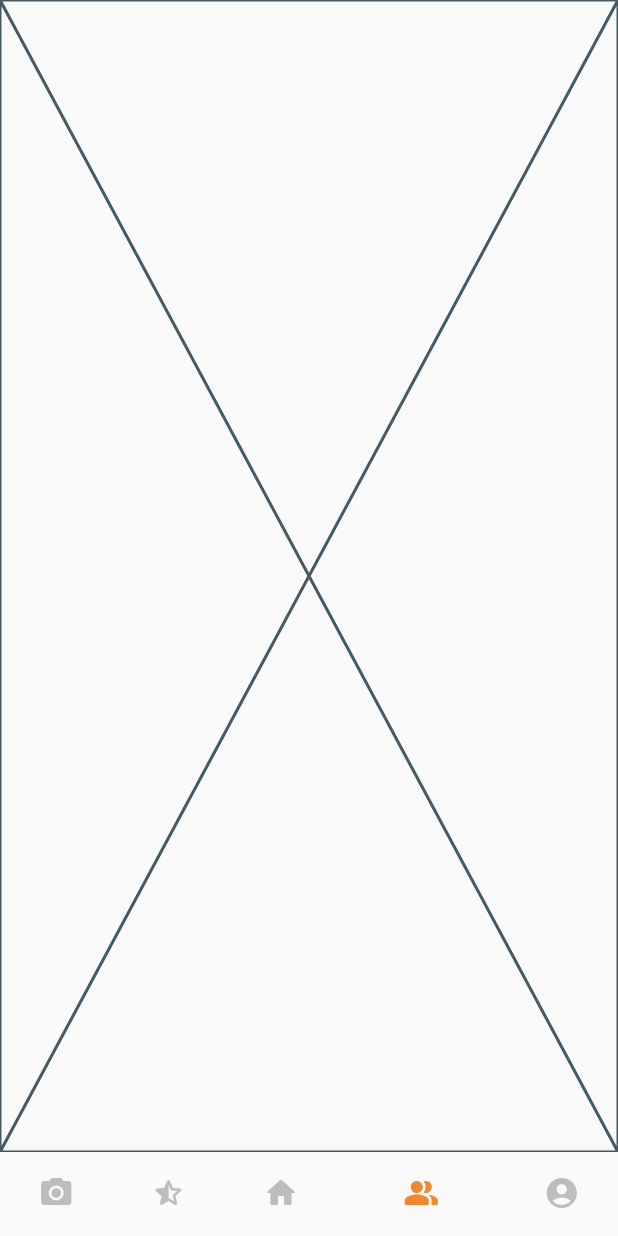
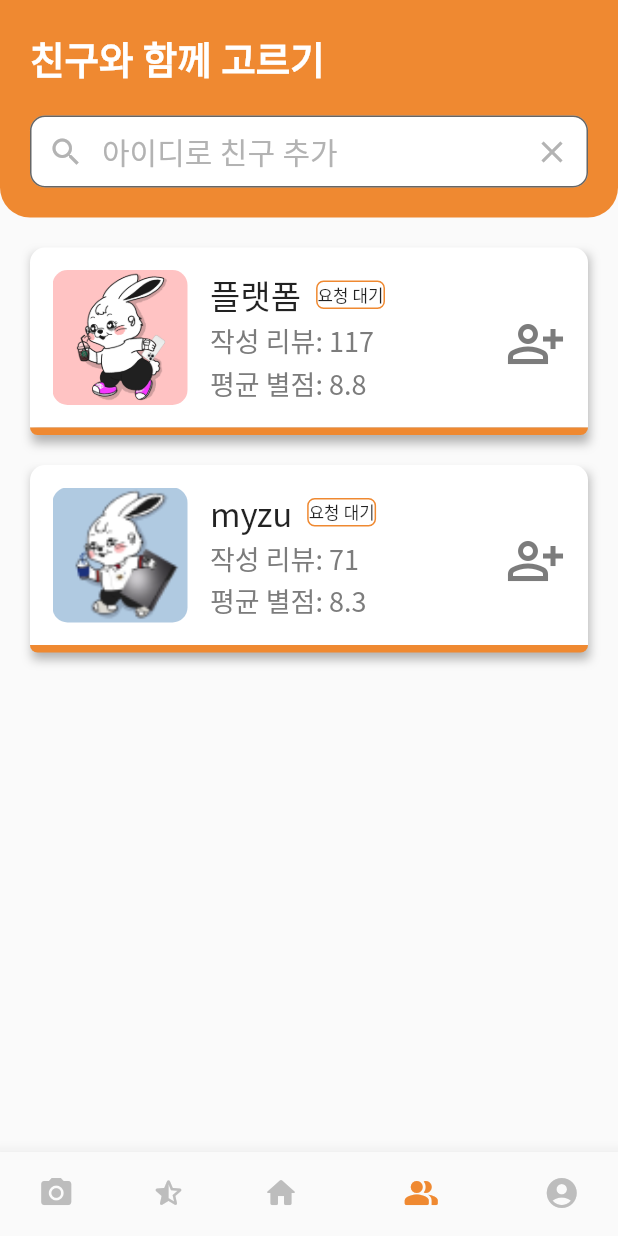
Before and after one commit to DBLabProj/MeokJaGO, a Flutter app: the appFrame screen opened directly, item 4 of the bottom bar chosen, on a phone screen of 412 x 824 dp. Run offline on Flutter 3.47's test engine with Material 2 defaults, Android fonts, the phone set to English and light mode, and no system bars; our stand-ins replace flutter_rating_bar, fluttertoast; missing offline and left inert: multi_masked_formatter; generated files the repository leaves out were written again.

Commit message:
디자인 구현

```diff
--- a/lib/main.dart
+++ b/lib/main.dart
@@ -4,6 +4,7 @@ import 'package:flutter_localizations/flutter_localizations.dart';
 import 'package:meokjago/l10n/l10n.dart';
 import 'package:flutter_gen/gen_l10n/app_localizations.dart';
 import 'package:meokjago/screens/dummy_screen.dart';
+import 'package:meokjago/screens/friend_screen.dart';
 import 'package:meokjago/screens/home_screen.dart';
 import 'package:meokjago/screens/login_screen.dart';
 import 'package:meokjago/screens/recommend_screen.dart';
@@ -74,7 +75,7 @@ class _appFrameState extends State<appFrame> {
     const foodRegisterScreen(),
     const searchScreen(),
     homeScreen(),
-    const dummyScreen(),
+    const friendScreen(),
     const dummyScreen()
   ];
   @override
--- /dev/null
+++ b/lib/screens/friend_screen.dart
@@ -0,0 +1,238 @@
+import 'package:flutter/material.dart';
+import 'package:meokjago/screens/search_screen.dart';
+
+class friendScreen extends StatefulWidget {
+  const friendScreen({super.key});
+
+  @override
+  State<friendScreen> createState() => _friendScreenState();
+}
+
+class _friendScreenState extends State<friendScreen> {
+  bool hasFriend = true;
+  TextEditingController controller = TextEditingController();
+  @override
+  Widget build(BuildContext context) {
+    return SafeArea(
+        child: Column(
+      children: [
+        topBar(
+            searchController: controller,
+            showSearchBar: true,
+            title: '친구와 함께 고르기',
+            hint: '아이디로 친구 추가'),
+        Expanded(
+          child: Padding(
+            padding: const EdgeInsets.all(20.0),
+            child: Column(
+              mainAxisAlignment: hasFriend
+                  ? MainAxisAlignment.start
+                  : MainAxisAlignment.center,
+              children: [
+                hasFriend
+                    ? Column(
+                        children: [
+                          friendCard(
+                            profileImage: "assets/yeopjong.png",
+                            profileName: "플랫폼",
+                            reviewCount: 117,
+                            ratingAverage: 8.8,
+                            isFriend: true,
+                            isRequested: false,
+                          ),
+                          const SizedBox(
+                            height: 20,
+                          ),
+                          friendCard(
+                            profileImage: "assets/myzu.png",
+                            profileName: "myzu",
+                            reviewCount: 71,
+                            ratingAverage: 8.3,
+                            isFriend: true,
+                            isRequested: true,
+                          ),
+                        ],
+                      )
+                    : Column(
+                        children: const [
+                          Text(
+                            '텅',
+                            style: TextStyle(
+                                fontFamily: 'NotoSansKR',
+                                fontWeight: FontWeight.bold),
+                            textScaleFactor: 5,
+                          ),
+                          Text('아직 친구가 없어요...')
+                        ],
+                      )
+              ],
+            ),
+          ),
+        )
+      ],
+    ));
+  }
+}
+
+class friendCard extends StatefulWidget {
+  String profileImage;
+  String profileName;
+  int reviewCount;
+  double ratingAverage;
+  bool isFriend;
+  bool isRequested;
+
+  friendCard({
+    super.key,
+    required this.profileImage,
+    required this.profileName,
+    required this.reviewCount,
+    required this.ratingAverage,
+    required this.isFriend,
+    required this.isRequested,
+  });
+
+  @override
+  State<friendCard> createState() => _friendCardState();
+}
+
+class _friendCardState extends State<friendCard> {
+  @override
+  Widget build(BuildContext context) {
+    return Container(
+      decoration: BoxDecoration(
+        boxShadow: [
+          BoxShadow(
+            color: Colors.grey.withOpacity(0.8),
+            blurRadius: 5.0,
+            spreadRadius: 0.0,
+            offset: const Offset(1, 5),
+          ),
+        ],
+      ),
+      child: Column(
+        children: [
+          Container(
+            decoration: const BoxDecoration(
+              borderRadius: BorderRadius.only(
+                topLeft: Radius.circular(10),
+                topRight: Radius.circular(10),
+              ),
+              color: Colors.white,
+            ),
+            height: 120,
+            child: Padding(
+              padding: const EdgeInsets.all(15),
+              child: Row(
+                children: [
+                  ClipRRect(
+                    borderRadius: BorderRadius.circular(10),
+                    child: Image.asset(
+                      widget.profileImage,
+                      width: 90,
+                      height: 90,
+                      fit: BoxFit.fill,
+                    ),
+                  ),
+                  Expanded(
+                    child: Padding(
+                      padding: const EdgeInsets.only(
+                        left: 15,
+                      ),
+                      child: Row(
+                        children: [
+                          Column(
+                            crossAxisAlignment: CrossAxisAlignment.start,
+                            children: [
+                              Row(
+                                mainAxisAlignment: MainAxisAlignment.start,
+                                crossAxisAlignment: CrossAxisAlignment.center,
+                                children: [
+                                  Text(
+                                    widget.profileName,
+                                    style: const TextStyle(
+                                      fontFamily: 'NotoSansKR',
+                                      fontWeight: FontWeight.w500,
+                                      fontSize: 22,
+                                    ),
+                                  ),
+                                  const SizedBox(
+                                    width: 10,
+                                  ),
+                                  Container(
+                                    decoration: BoxDecoration(
+                                        border: Border.all(
+                                            color:
+                                                Theme.of(context).primaryColor),
+                                        borderRadius: BorderRadius.circular(5)),
+                                    child: const Text(
+                                      '요청 대기',
+                                      textScaleFactor: 0.8,
+                                      style: TextStyle(),
+                                    ),
+                                  )
+                                ],
+                              ),
+                              Expanded(
+                                child: Column(
+                                  mainAxisAlignment:
+                                      MainAxisAlignment.spaceAround,
+                                  crossAxisAlignment: CrossAxisAlignment.start,
+                                  children: [
+                                    Text(
+                                      '작성 리뷰: ${widget.reviewCount}',
+                                      style: const TextStyle(
+                                        color: Color(0xff7c7c7c),
+                                        fontFamily: 'NotoSansKR',
+                                        fontSize: 18,
+                                      ),
+                                    ),
+                                    Text(
+                                      '평균 별점: ${widget.ratingAverage}',
+                                      style: const TextStyle(
+                                        color: Color(0xff7c7c7c),
+                                        fontFamily: 'NotoSansKR',
+                                        fontSize: 18,
+                                      ),
+                                    )
+                                  ],
+                                ),
+                              ),
+                            ],
+                          ),
+                        ],
+                      ),
+                    ),
+                  ),
+                  IconButton(
+                      onPressed: () {
+                        setState(() {
+                          widget.isFriend = !widget.isFriend;
+                        });
+                      },
+                      icon: Icon(
+                        Icons.person_add_alt_outlined,
+                        color: widget.isFriend
+                            ? const Color(0xff7c7c7c)
+                            : Theme.of(context).primaryColor,
+                        size: 40,
+                      ))
+                ],
+              ),
+            ),
+          ),
+          Container(
+            decoration: BoxDecoration(
+              borderRadius: const BorderRadius.only(
+                bottomLeft: Radius.circular(10),
+                bottomRight: Radius.circular(10),
+              ),
+              color: Theme.of(context).primaryColor,
+            ),
+            height: 5,
+          ),
+        ],
+      ),
+    );
+  }
+}
--- a/lib/screens/home_screen.dart
+++ b/lib/screens/home_screen.dart
@@ -124,6 +124,7 @@ class categoryItem extends StatelessWidget {
       child: Card(
         child: Column(
           mainAxisAlignment: MainAxisAlignment.center,
+          crossAxisAlignment: CrossAxisAlignment.center,
           children: const [
             Icon(
               Icons.image,
--- a/lib/widgets/login_widget.dart
+++ b/lib/widgets/login_widget.dart
@@ -110,7 +110,7 @@ class _loginTextboxState extends State<loginTextbox> {
   Widget build(BuildContext context) {
     return TextFormField(
       controller: widget.controller,
-      obscureText: widget.dataType != '비밀번호',
+      obscureText: widget.dataType == '비밀번호',
       decoration:
           InputDecoration(prefixIcon: widget.icon, labelText: widget.dataType),
     );
```
Also changed, not shown: pubspec.yaml (+6 -4 lines), assets/myzu.png (added), assets/yeopjong.png (added), 2 other files.
